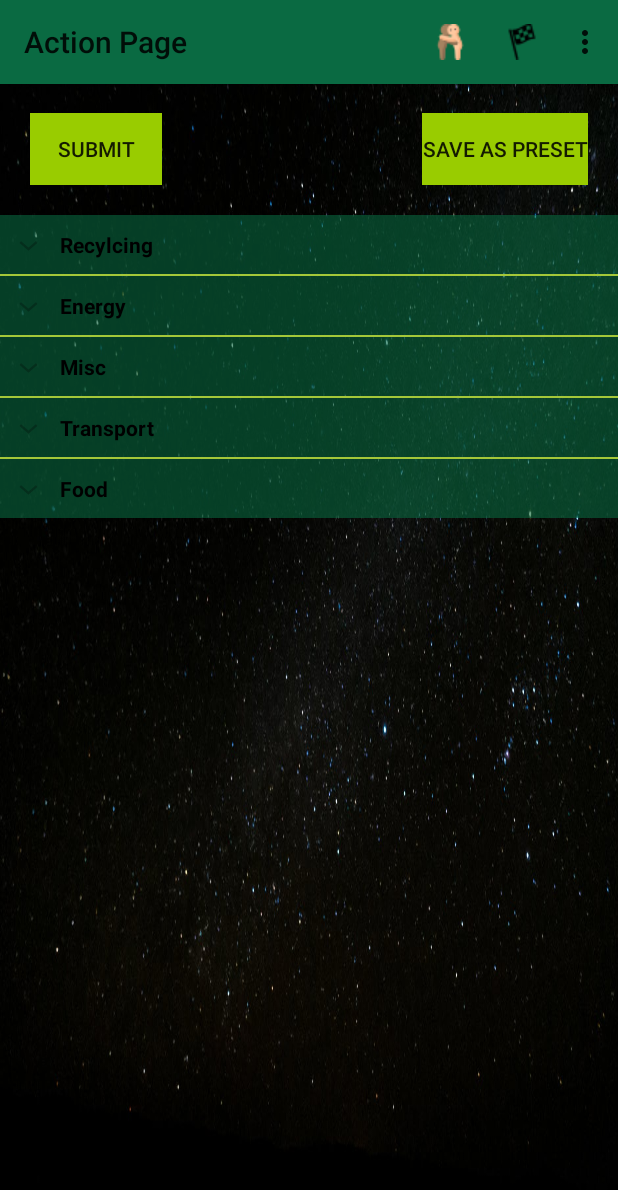
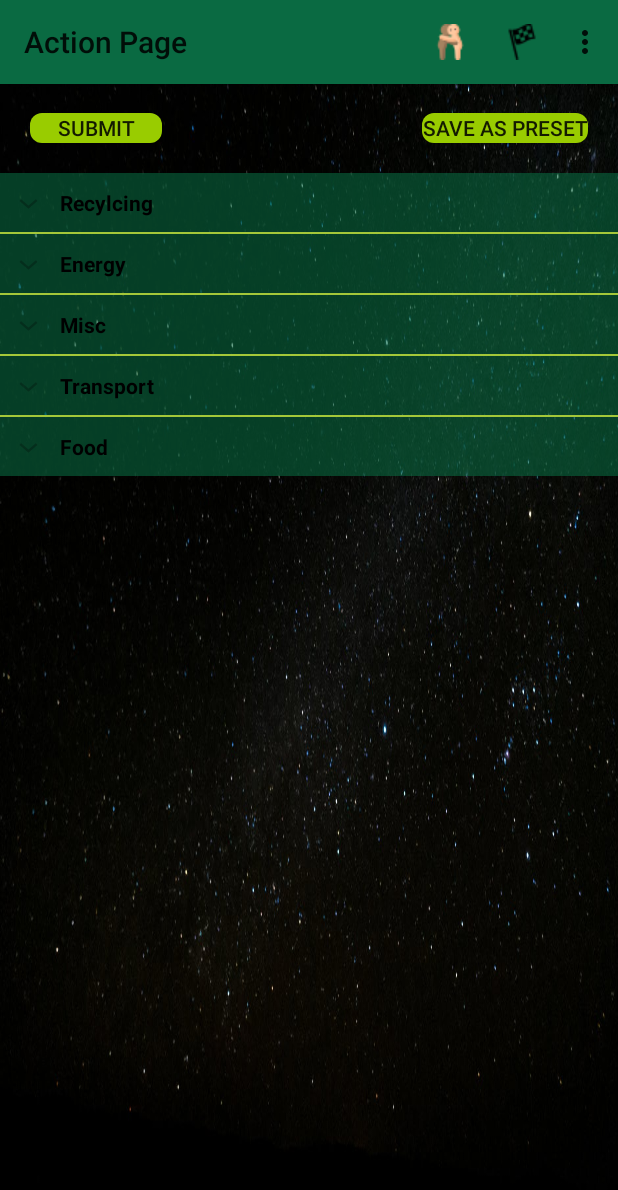
Before and after one commit to MihhailSokolov/OppyAndroid, an Android app: the ActionActivity screen opened directly, with no data from a screen before it, on a phone screen of 412 x 824 dp. Shown: the top 1190 px of the screen. Run offline under Robolectric (Android 15) with nearby library versions, the phone set to English and light mode, and no system bars; libraries missing offline, so code that uses them is left out: org.springframework.http, org.springframework.web; 4 statements that could not run were skipped.

Commit message:
Fix button sizing and add corner layout

```diff
--- /dev/null
+++ b/app/src/main/res/drawable/round_green_corner_button.xml
@@ -0,0 +1,9 @@
+<?xml version="1.0" encoding="utf-8"?>
+<shape xmlns:android="http://schemas.android.com/apk/res/android"
+    android:shape="rectangle">
+    <solid android:color="@android:color/holo_green_light" />
+    <corners android:bottomRightRadius="8dp"
+        android:bottomLeftRadius="8dp"
+        android:topRightRadius="8dp"
+        android:topLeftRadius="8dp"/>
+</shape>
--- a/app/src/main/res/layout/activity_action.xml
+++ b/app/src/main/res/layout/activity_action.xml
@@ -23,10 +23,10 @@
     <Button
         android:id="@+id/submitButton"
         android:layout_width="wrap_content"
-        android:layout_height="wrap_content"
-        android:layout_marginLeft="20dp"
+        android:layout_height="20dp"
+        android:layout_marginStart="20dp"
         android:layout_marginTop="75dp"
-        android:background="@android:color/holo_green_light"
+        android:background="@drawable/round_green_corner_button"
         android:text="Submit"
         app:layout_constraintLeft_toLeftOf="parent"
         app:layout_constraintTop_toTopOf="parent" />
@@ -34,10 +34,10 @@
     <Button
         android:id="@+id/saveButton"
         android:layout_width="wrap_content"
-        android:layout_height="wrap_content"
+        android:layout_height="20dp"
         android:layout_marginTop="75dp"
-        android:layout_marginRight="20dp"
-        android:background="@android:color/holo_green_light"
+        android:layout_marginEnd="20dp"
+        android:background="@drawable/round_green_corner_button"
         android:text="Save as preset"
         app:layout_constraintRight_toRightOf="parent"
         app:layout_constraintTop_toTopOf="parent" />
```
